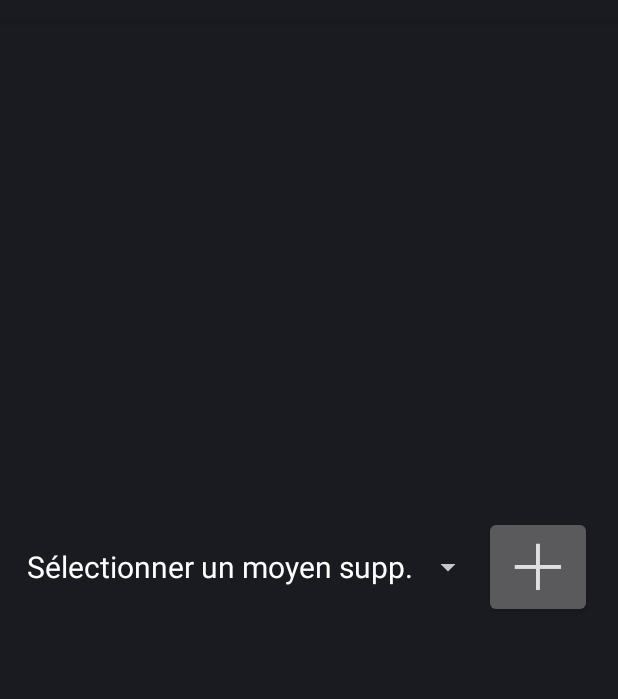
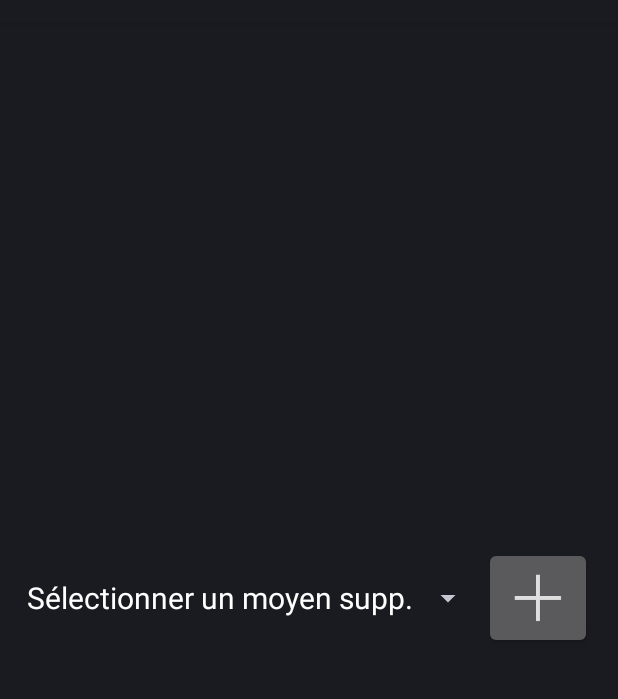
Before and after one commit to drone-project-m2gla/M2GLAProject-Drone-Project, an Android app: the fragment MoyensSuppFragment shown on its own in the app's theme, on a phone screen of 412 x 824 dp, the part 62-761 px from its top. Run offline under Robolectric (Android 15) with nearby library versions, the light colour scheme and no system bars.

Commit message:
Ajout de moyens supplémentaires --> Nettoyage de la classe

```diff
--- a/DroneApplication/app/src/main/java/fr/m2gla/istic/projet/fragments/MoyensSuppFragment.java
+++ b/DroneApplication/app/src/main/java/fr/m2gla/istic/projet/fragments/MoyensSuppFragment.java
@@ -48,8 +48,6 @@ public class MoyensSuppFragment extends Fragment {
     public View onCreateView(LayoutInflater inflater, ViewGroup container, Bundle savedInstanceState) {
 
         View view = inflater.inflate(R.layout.moyens_supp_fragment, container, false);
-        text = (TextView) view.findViewById(R.id.AndroidOs);
-        vers = (TextView) view.findViewById(R.id.Version);
 
         moyensSpinner = (Spinner) view
                 .findViewById(R.id.moyensSpinner);
@@ -74,7 +72,7 @@ public class MoyensSuppFragment extends Fragment {
                 int position = moyensSpinner.getSelectedItemPosition();
                 SpinnerAdapter adapter = moyensSpinner.getAdapter();
                 String moyen = String.valueOf(position);
-                Toast.makeText(getActivity(), "Bonjour\n" + moyen, Toast.LENGTH_SHORT).show();
+                Toast.makeText(getActivity(), "Bonjour\n" + moyen + "\tValue\t" + titles[position], Toast.LENGTH_SHORT).show();
 
                 sendRequestMeanAsync();
             }
@@ -107,7 +105,7 @@ public class MoyensSuppFragment extends Fragment {
                 // Demander la prise en compte de la validation de l'identification
                 Toast.makeText(getActivity(), "Moyen suppl.", Toast.LENGTH_SHORT).show();
                 Mean moyen = (Mean) response;
-                Log.i("sow", "On  Post execute\t" + moyen.getId() + "\tVehicule\t" + moyen.getVehicle());
+                Log.i("Moyen suppl.", "On  Post execute\t" + moyen.getId() + "\tVehicule\t" + moyen.getVehicle());
             }
         }, new Command() {
             /**
--- a/DroneApplication/app/src/main/java/fr/m2gla/istic/projet/service/impl/RestServiceImpl.java
+++ b/DroneApplication/app/src/main/java/fr/m2gla/istic/projet/service/impl/RestServiceImpl.java
@@ -86,7 +86,7 @@ public class RestServiceImpl implements RestService {
                     } else {
                         result = restTemplate.postForObject(URL + service, content, type, param);
                     }
-                    Log.i("sow", "MEAN \t" + result);
+                    Log.i(TAG, "Object \t" + result);
 
                     return result;
                 } catch (HttpStatusCodeException e) {
--- a/DroneApplication/app/src/main/res/layout/activity_map.xml
+++ b/DroneApplication/app/src/main/res/layout/activity_map.xml
@@ -13,14 +13,14 @@
 
         <fragment
             android:layout_width="wrap_content"
-            android:layout_weight=".8"
+            android:layout_weight=".9"
             android:layout_height="0dp"
             class="fr.m2gla.istic.projet.fragments.MoyensInitFragment"
             android:id="@+id/fragment_moyens_init" />
 
         <fragment
             android:layout_width="match_parent"
-            android:layout_weight=".2"
+            android:layout_weight=".1"
             android:layout_height="0dp"
             class="fr.m2gla.istic.projet.fragments.MoyensSuppFragment"
             android:id="@+id/fragment_moyens_supp" />
--- a/DroneApplication/app/src/main/res/layout/moyens_supp_fragment.xml
+++ b/DroneApplication/app/src/main/res/layout/moyens_supp_fragment.xml
@@ -30,19 +30,19 @@
             android:src="@mipmap/ic_action_new" />
     </LinearLayout>
 
-    <TextView
-        android:layout_width="wrap_content"
-        android:layout_height="wrap_content"
-        android:textSize="30px"
-        android:textColor="#ffffff"
-        android:layout_gravity="center"
-        android:id="@+id/AndroidOs" />
+    <!--<TextView-->
+    <!--android:layout_width="wrap_content"-->
+    <!--android:layout_height="wrap_content"-->
+    <!--android:textSize="30px"-->
+    <!--android:textColor="#ffffff"-->
+    <!--android:layout_gravity="center"-->
+    <!--android:id="@+id/AndroidOs" />-->
 
-    <TextView
-        android:layout_width="wrap_content"
-        android:layout_height="wrap_content"
-        android:layout_gravity="center"
-        android:textColor="#ffffff"
-        android:textSize="15px"
-        android:id="@+id/Version" />
+    <!--<TextView-->
+    <!--android:layout_width="wrap_content"-->
+    <!--android:layout_height="wrap_content"-->
+    <!--android:layout_gravity="center"-->
+    <!--android:textColor="#ffffff"-->
+    <!--android:textSize="15px"-->
+    <!--android:id="@+id/Version" />-->
 </LinearLayout>
```
Also changed, not shown: DroneApplication/app/src/main/res/layout/fragment_moyens_suppl.xml (deleted, +0 -58 lines).
